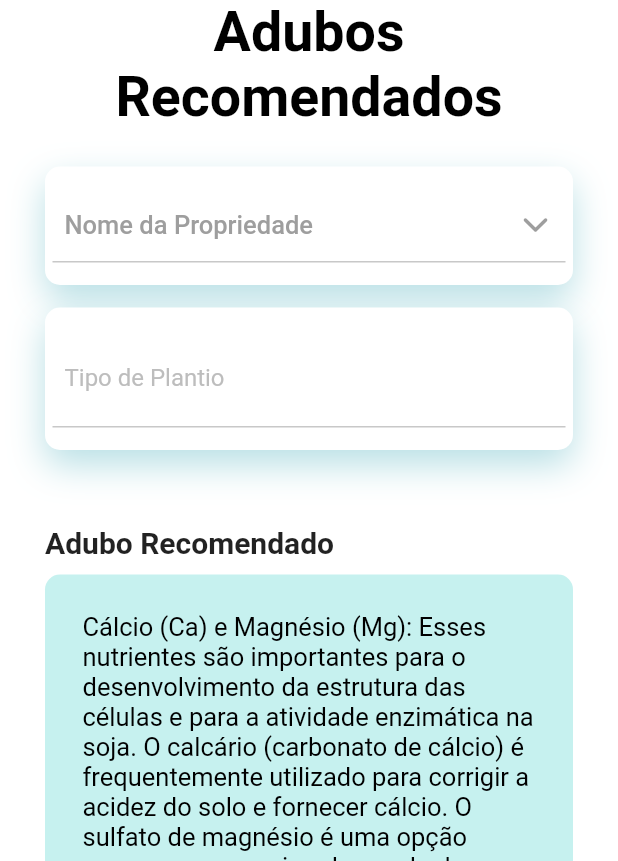
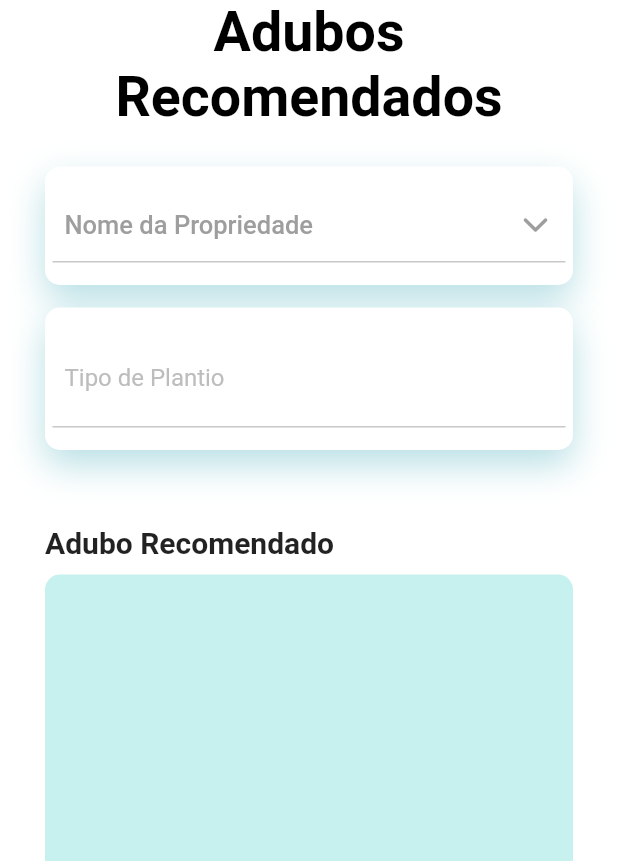
Before and after one commit to marcuscmd/hackatonv, a Flutter app: the AduboState screen opened directly, on a phone screen of 412 x 824 dp, the part 375-1236 px from its top. Run offline on Flutter 3.47's test engine with Material 2 defaults, Android fonts, the phone set to English and light mode, and no system bars; our stand-ins replace awesome_snackbar_content, fluttertoast, get, i18n_extension, ionicons, mask_text_input_formatter and 2 more; accounts and stored records are empty.

Commit message:
Finalizando
quase la

```diff
--- a/hack2v/lib/modules/adubo/adubo_page.dart
+++ b/hack2v/lib/modules/adubo/adubo_page.dart
@@ -310,13 +310,13 @@ class _AduboState extends State<AduboState> {
       );
     } else if (propriedade?.tipo == 'Soja') {
       return const Text(
-        'Fósforo (P): O fósforo desempenha um papel importante no desenvolvimento das raízes, na floração e na formação de vagens da soja. '
+        'Fósforo (P). O fósforo desempenha um papel importante no desenvolvimento das raízes, na floração e na formação de vagens da soja. '
         'Os fertilizantes fosfatados, como superfosfato simples ou fosfato diamônio, podem ser utilizados para fornecer fósforo ao solo, '
         'especialmente se houver deficiência detectada por meio de análise de solo. '
-        'Potássio (K): O potássio é essencial para o desenvolvimento da soja, especialmente para a formação de vagens e grãos. '
+        'Potássio (K). O potássio é essencial para o desenvolvimento da soja, especialmente para a formação de vagens e grãos. '
         'Fertilizantes potássicos, como cloreto de potássio ou sulfato de potássio, podem ser aplicados para suprir as necessidades de potássio do solo, '
         'se houver deficiência detectada por meio de análise de solo. '
-        'Cálcio (Ca) e Magnésio (Mg): Esses nutrientes são importantes para o desenvolvimento geral da planta de soja. '
+        'Cálcio (Ca) e Magnésio (Mg). Esses nutrientes são importantes para o desenvolvimento geral da planta de soja. '
         'O cálcio contribui para a estrutura das células e a formação adequada de raízes, enquanto o magnésio é necessário para a fotossíntese. '
         'Podem ser fornecidos por meio de fertilizantes como o calcário (fonte de cálcio) e o sulfato de magnésio.',
         style: TextStyle(
@@ -324,14 +324,22 @@ class _AduboState extends State<AduboState> {
           fontSize: 17,
         ),
       );
+    } else if (propriedade?.tipo == 'Arroz') {
+      return const Text(
+        'Cálcio (Ca) e Magnésio (Mg). Esses nutrientes são importantes para o desenvolvimento da estrutura das células e para a atividade enzimática na soja. '
+        'O calcário (carbonato de cálcio) é frequentemente utilizado para corrigir a acidez do solo e fornecer cálcio. '
+        'O sulfato de magnésio é uma opção comum para suprir a demanda de magnésio. \n'
+        'Potássio (K). O potássio é essencial para o crescimento e desenvolvimento geral da planta de soja. '
+        'Ele desempenha um papel importante na resistência a doenças e estresses, na formação de grãos e no teor de óleo. '
+        'Fertilizantes potássicos, como o cloreto de potássio ou o sulfato de potássio, são amplamente utilizados para suprir as necessidades de potássio da soja.',
+        style: TextStyle(
+          color: Colors.black,
+          fontSize: 17,
+        ),
+      );
     }
     return const Text(
-      'Cálcio (Ca) e Magnésio (Mg): Esses nutrientes são importantes para o desenvolvimento da estrutura das células e para a atividade enzimática na soja. '
-      'O calcário (carbonato de cálcio) é frequentemente utilizado para corrigir a acidez do solo e fornecer cálcio. '
-      'O sulfato de magnésio é uma opção comum para suprir a demanda de magnésio. '
-      'Potássio (K): O potássio é essencial para o crescimento e desenvolvimento geral da planta de soja. '
-      'Ele desempenha um papel importante na resistência a doenças e estresses, na formação de grãos e no teor de óleo. '
-      'Fertilizantes potássicos, como o cloreto de potássio ou o sulfato de potássio, são amplamente utilizados para suprir as necessidades de potássio da soja.',
+      '',
       style: TextStyle(
         color: Colors.black,
         fontSize: 17,
--- a/hack2v/lib/modules/plantio/plantio_page.dart
+++ b/hack2v/lib/modules/plantio/plantio_page.dart
@@ -328,7 +328,7 @@ class _PlantioState extends State<PlantioState> {
           fontSize: 17,
         ),
       );
-    }
+    } else if (propriedade?.tipo == 'Arroz') {
       return const Text(
         'O arroz pode ser plantado por meio de sementes diretamente no solo ou através de mudas pré-germinadas. '
         'O método de plantio depende da variedade e das práticas de cultivo específicas da região. '
@@ -344,6 +344,14 @@ class _PlantioState extends State<PlantioState> {
         ),
       );
     }
+    return const Text(
+      '',
+      style: TextStyle(
+        color: Colors.black,
+        fontSize: 17,
+      ),
+    );
+  }
 
   void submit(Propriedade propriedadeSelecionada) {
     setState(() {
```
Lines whose indentation alone changed are shown as unchanged.
